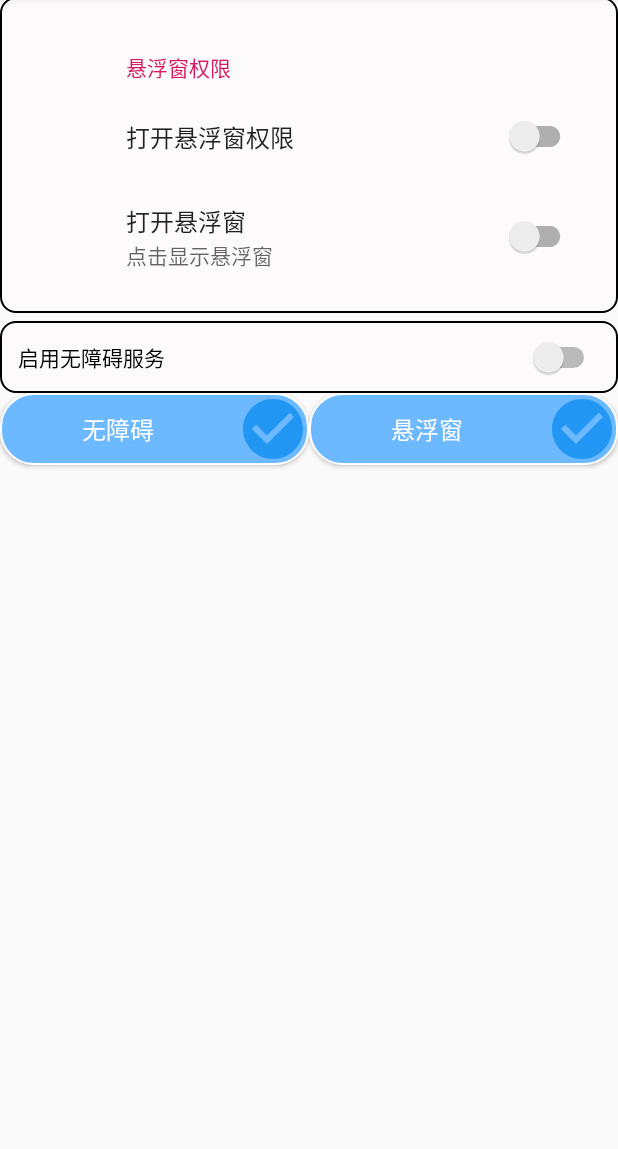
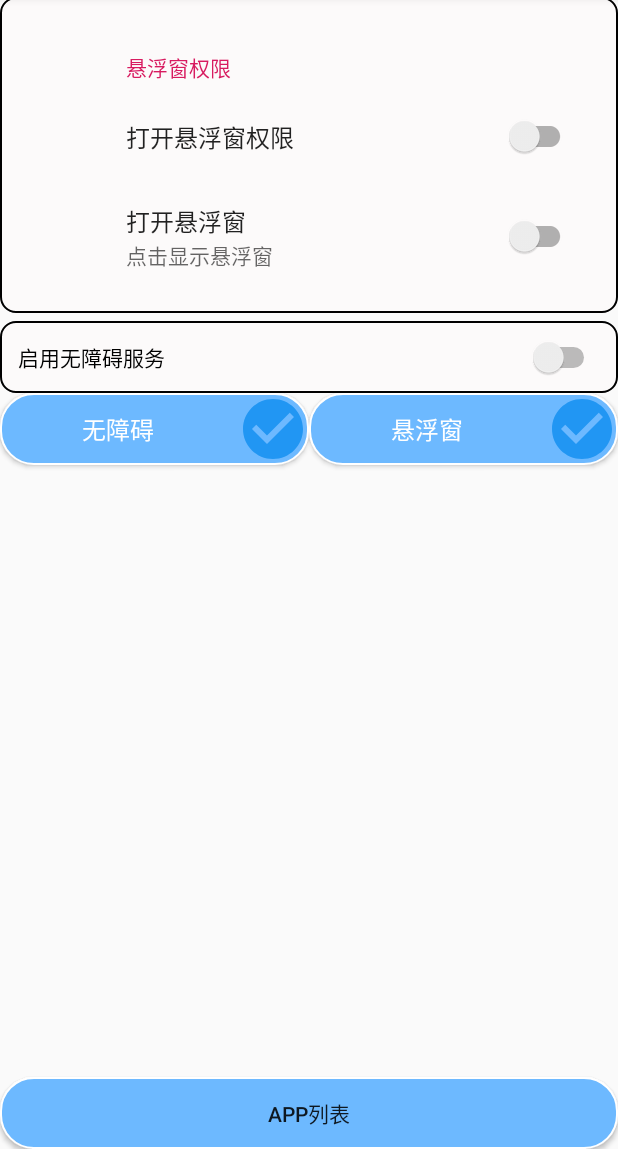
Before and after one commit to mamenglong/TopWho, an Android app: the screen it shows after launch (MainActivity), on a phone screen of 412 x 824 dp, the part 87-1236 px from its top. Run offline under Robolectric (Android 15) with nearby library versions, the phone set to English and light mode, and no system bars; our stand-ins replace androidx.preference.

Commit message:
feat:app列表功能

```diff
--- a/app/src/main/java/com/mml/topwho/MainActivity.kt
+++ b/app/src/main/java/com/mml/topwho/MainActivity.kt
@@ -49,6 +49,9 @@ class MainActivity : AppCompatActivity() {
         btn_open_accessibility.setOnClickListener {
             val accessibleIntent = Intent(Settings.ACTION_ACCESSIBILITY_SETTINGS)
             startActivity(accessibleIntent)
+        }
+        app_list.setOnClickListener {
+            startActivity(Intent(this,AppListActivity::class.java))
         }
 
     }
--- a/app/src/main/java/com/mml/topwho/service/FloatWindowService.kt
+++ b/app/src/main/java/com/mml/topwho/service/FloatWindowService.kt
@@ -44,7 +44,7 @@ class FloatWindowService : Service() {
         layoutParams!!.flags =
             WindowManager.LayoutParams.FLAG_NOT_TOUCH_MODAL or WindowManager.LayoutParams.FLAG_NOT_FOCUSABLE
         layoutParams!!.width = 500
-        layoutParams!!.height = 200
+        layoutParams!!.height = 400
         layoutParams!!.x = 300
         layoutParams!!.y = 300
     }
--- a/app/src/main/java/com/mml/topwho/sp/SharedPreferencesUtils.kt
+++ b/app/src/main/java/com/mml/topwho/sp/SharedPreferencesUtils.kt
@@ -57,7 +57,7 @@ open class SharedPreferencesUtils(context: Context) {
 //
 //    var currentDateTime: Long by SharedPreferenceDelegates.long(System.currentTimeMillis())
 //
-//    var money by SharedPreferenceDelegates.float()
+    var money by SharedPreferenceDelegates.float()
 //
 //    var setString by SharedPreferenceDelegates.setString()
 
--- a/app/src/main/res/layout/activity_main.xml
+++ b/app/src/main/res/layout/activity_main.xml
@@ -58,5 +58,11 @@
             android:drawableRight="@drawable/ic_check_circle_48dp"
             android:textColor="#ffffffff"
             android:text="悬浮窗"/>
+    <Button android:layout_width="match_parent"
+            android:id="@+id/app_list"
+            android:text="APP列表"
+            android:background="@drawable/btn_bg"
+            app:layout_constraintBottom_toBottomOf="parent"
+            android:layout_height="wrap_content"/>
 
 </androidx.constraintlayout.widget.ConstraintLayout>
--- a/app/src/main/res/values/strings.xml
+++ b/app/src/main/res/values/strings.xml
@@ -17,7 +17,7 @@
     <string name="noti_action_stop">停止</string>
 
 
-<string name="switch_float_permission">悬浮窗权限</string>
+    <string name="switch_float_permission">悬浮窗权限</string>
     <string name="switch_open_float_permission_title">打开悬浮窗权限</string>
     <string name="switch_open_float_title">打开悬浮窗</string>
     <string name="switch_open_float_summary_on">点击关闭悬浮窗</string>
```
Also changed, not shown: app/src/main/AndroidManifest.xml (+14 -7 lines), app/src/main/java/com/mml/topwho/AppListActivity.kt (added, +15 -0 lines), app/src/main/res/layout/activity_app_list.xml (added, +12 -0 lines).
